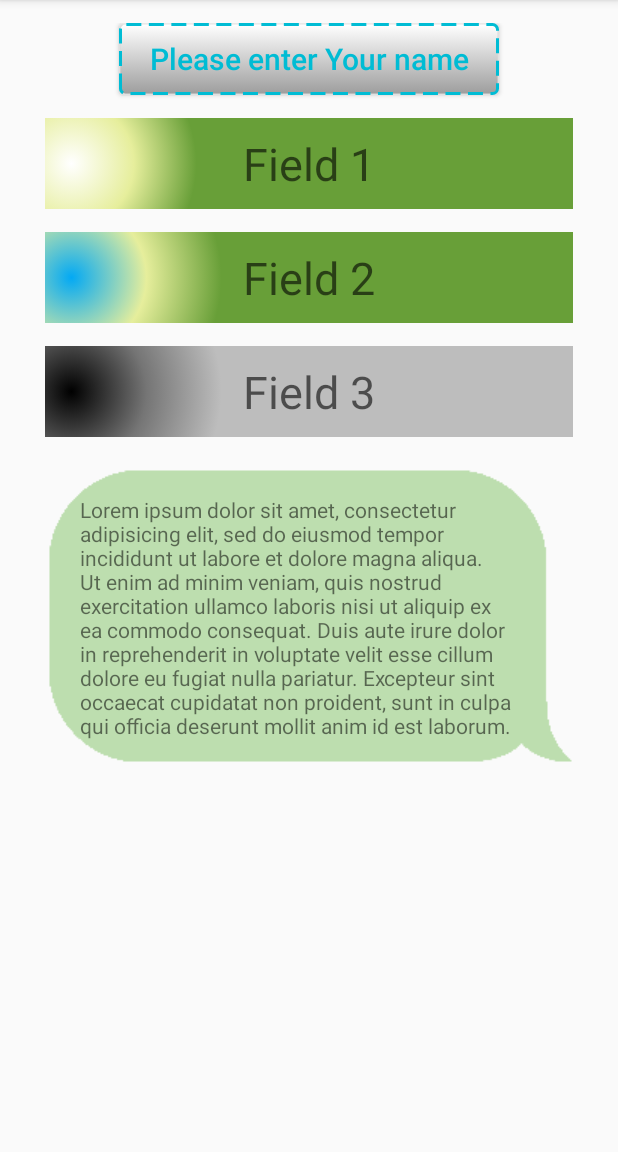
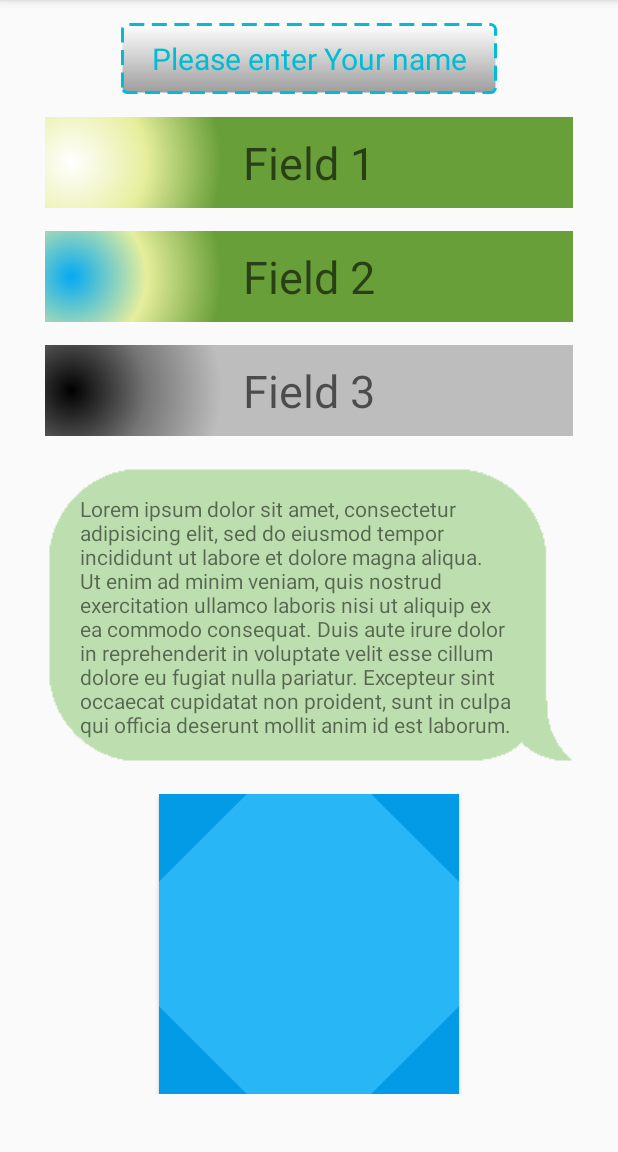
Before and after one commit to VolodymyrMitso/Homework_6, an Android app: the screen it shows after launch (MainActivity), on a phone screen of 412 x 824 dp, the part 84-1236 px from its top. Run offline under Robolectric (Android 15) with nearby library versions, the light colour scheme and no system bars.

Commit message:
finally done

```diff
--- a/app/src/main/res/color/sel_c_btn_text.xml
+++ b/app/src/main/res/color/sel_c_btn_text.xml
@@ -1,7 +1,10 @@
 <?xml version="1.0" encoding="utf-8"?>
 <selector
     xmlns:android="http://schemas.android.com/apk/res/android">
+
     <item android:state_pressed="true"
-        android:color="@color/c_btn2"/>
-    <item android:color="@color/c_btn3"/>
+        android:color="@color/c_tv2"/>
+
+    <item android:color="@color/c_tv3"/>
+
 </selector>
--- /dev/null
+++ b/app/src/main/res/drawable/ll_btn.xml
@@ -0,0 +1,27 @@
+<?xml version="1.0" encoding="utf-8"?>
+<layer-list xmlns:android="http://schemas.android.com/apk/res/android" >
+
+    <item>
+        <shape
+            android:shape="rectangle">
+            <size android:height="@dimen/d_size_1dp" />
+            <size android:width="@dimen/d_size_1dp" />
+            <solid android:color="@color/c_btn1" />
+        </shape>
+    </item>
+
+    <item>
+        <rotate
+            android:fromDegrees="45"
+            android:toDegrees="45">
+            <shape
+                android:shape="rectangle" >
+                <size android:height="@dimen/d_size_1dp" />
+                <size android:width="@dimen/d_size_1dp" />
+                <solid android:color="@color/c_btn2" />
+            </shape>
+        </rotate>
+    </item>
+
+
+</layer-list>
--- /dev/null
+++ b/app/src/main/res/drawable/ll_btn_pressed.xml
@@ -0,0 +1,27 @@
+<?xml version="1.0" encoding="utf-8"?>
+<layer-list xmlns:android="http://schemas.android.com/apk/res/android" >
+
+    <item>
+        <shape
+            android:shape="rectangle">
+            <size android:height="@dimen/d_size_1dp" />
+            <size android:width="@dimen/d_size_1dp" />
+            <solid android:color="@color/c_btn1" />
+        </shape>
+    </item>
+
+    <item>
+        <rotate
+            android:fromDegrees="45"
+            android:toDegrees="45">
+            <shape
+                android:shape="rectangle" >
+                <size android:height="@dimen/d_size_1dp" />
+                <size android:width="@dimen/d_size_1dp" />
+                <solid android:color="@color/c_btn3" />
+            </shape>
+        </rotate>
+    </item>
+
+
+</layer-list>
--- a/app/src/main/res/drawable/sel_sh_btn.xml
+++ b/app/src/main/res/drawable/sel_ll_btn.xml
@@ -1,9 +1,12 @@
 <?xml version="1.0" encoding="utf-8"?>
 <selector
     xmlns:android="http://schemas.android.com/apk/res/android">
+
     <item
         android:state_pressed="true"
-        android:drawable="@drawable/sh_btn_pressed" />
+        android:drawable="@drawable/ll_btn_pressed" />
+
     <item
-        android:drawable="@drawable/sh_btn" />
+        android:drawable="@drawable/ll_btn" />
+
 </selector>
--- /dev/null
+++ b/app/src/main/res/drawable/sel_sh_tv.xml
@@ -0,0 +1,12 @@
+<?xml version="1.0" encoding="utf-8"?>
+<selector
+    xmlns:android="http://schemas.android.com/apk/res/android">
+
+    <item
+        android:state_pressed="true"
+        android:drawable="@drawable/sh_tv_pressed" />
+
+    <item
+        android:drawable="@drawable/sh_tv" />
+
+</selector>
--- a/app/src/main/res/drawable/sh_et.xml
+++ b/app/src/main/res/drawable/sh_et.xml
@@ -1,7 +1,7 @@
 <?xml version="1.0" encoding="utf-8"?>
 <shape
     xmlns:android="http://schemas.android.com/apk/res/android"
-    android:shape="rectangle" >
+    android:shape="rectangle">
 
     <gradient
         android:startColor="@color/c_et1"
@@ -9,10 +9,10 @@
         android:endColor="@color/c_et3"
         android:gradientRadius="150"
         android:type="radial"
-        android:centerX="0.05"/>
+        android:centerX="0.05" />
 
     <padding
-
         android:top="10dp"
         android:bottom="10dp" />
+
 </shape>
--- a/app/src/main/res/drawable/sh_et_disable.xml
+++ b/app/src/main/res/drawable/sh_et_disable.xml
@@ -1,7 +1,7 @@
 <?xml version="1.0" encoding="utf-8"?>
 <shape
     xmlns:android="http://schemas.android.com/apk/res/android"
-    android:shape="rectangle" >
+    android:shape="rectangle">
 
     <gradient
         android:startColor="@color/c_et5"
@@ -9,10 +9,10 @@
         android:endColor="@color/c_et7"
         android:gradientRadius="150"
         android:type="radial"
-        android:centerX="0.05"/>
+        android:centerX="0.05" />
 
     <padding
-
         android:top="10dp"
         android:bottom="10dp" />
+
 </shape>
--- a/app/src/main/res/drawable/sh_et_pressed_focused.xml
+++ b/app/src/main/res/drawable/sh_et_pressed_focused.xml
@@ -1,19 +1,18 @@
 <?xml version="1.0" encoding="utf-8"?>
 <shape
     xmlns:android="http://schemas.android.com/apk/res/android"
-    android:shape="rectangle" >
+    android:shape="rectangle">
 
     <gradient
         android:startColor="@color/c_et4"
         android:centerColor="@color/c_et2"
         android:endColor="@color/c_et3"
-        android:gradientRadius="125"
+        android:gradientRadius="150"
         android:type="radial"
-        android:centerX="0.05"/>
+        android:centerX="0.05" />
 
     <padding
+        android:top="10dp"
+        android:bottom="10dp" />
 
-        android:top="10dp"
-
-        android:bottom="10dp" />
 </shape>
--- a/app/src/main/res/drawable/sh_btn_pressed.xml
+++ b/app/src/main/res/drawable/sh_tv.xml
@@ -7,13 +7,13 @@
 
     <stroke
         android:width="2dp"
-        android:dashGap="2dp"
-        android:dashWidth="2dp"
-        android:color="@color/c_btn2" />
+        android:dashGap="5dp"
+        android:dashWidth="10dp"
+        android:color="@color/c_tv3" />
 
     <gradient
-        android:startColor="@color/c_btn1"
-        android:endColor="@color/c_btn2"
+        android:startColor="@color/c_tv2"
+        android:endColor="@color/c_tv1"
         android:angle="90"/>
 
     <padding
@@ -21,4 +21,5 @@
         android:top="10dp"
         android:right="20dp"
         android:bottom="10dp" />
+
 </shape>
--- a/app/src/main/res/drawable/sh_btn.xml
+++ b/app/src/main/res/drawable/sh_tv_pressed.xml
@@ -7,13 +7,13 @@
 
     <stroke
         android:width="2dp"
-        android:dashGap="5dp"
-        android:dashWidth="10dp"
-        android:color="@color/c_btn3" />
+        android:dashGap="2dp"
+        android:dashWidth="2dp"
+        android:color="@color/c_tv2" />
 
     <gradient
-        android:startColor="@color/c_btn2"
-        android:endColor="@color/c_btn1"
+        android:startColor="@color/c_tv1"
+        android:endColor="@color/c_tv2"
         android:angle="90"/>
 
     <padding
@@ -21,4 +21,5 @@
         android:top="10dp"
         android:right="20dp"
         android:bottom="10dp" />
+
 </shape>
--- a/app/src/main/res/layout/main.xml
+++ b/app/src/main/res/layout/main.xml
@@ -11,12 +11,14 @@
     android:paddingBottom="@dimen/d_size_15dp"
     android:paddingTop="@dimen/d_size_15dp">
 
-    <Button
+    <TextView
         android:layout_width="wrap_content"
         android:layout_height="wrap_content"
-        android:background="@drawable/sel_sh_btn"
+        android:background="@drawable/sel_sh_tv"
 
-        android:id="@+id/btn_Name_AM"
+        android:id="@+id/tv_Name_AM"
+
+        android:clickable="true"
 
         android:text="@string/s_pleaseEnterYourName"
         android:textAllCaps="false"
@@ -33,7 +35,7 @@
 
         android:hint="@string/s_filed1"
 
-        android:layout_below="@id/btn_Name_AM"
+        android:layout_below="@id/tv_Name_AM"
         android:layout_marginTop="@dimen/d_size_15dp"/>
 
     <EditText
@@ -61,10 +63,22 @@
         android:layout_height="wrap_content"
         android:background="@drawable/bg"
 
+        android:id="@+id/tv_LoremIpsum_AM"
         android:text="@string/s_loremIpsum"
 
         android:layout_below="@id/et_Filed3_AM"
-        android:layout_marginTop="@dimen/d_size_15dp"/>
+        android:layout_marginTop="@dimen/d_size_15dp" />
+
+    <Button
+        android:layout_width="200dp"
+        android:layout_height="200dp"
+        android:background="@drawable/sel_ll_btn"
+
+        android:id="@+id/btn_Square_AM"
+
+        android:layout_centerHorizontal="true"
+        android:layout_below="@id/tv_LoremIpsum_AM"
+        android:layout_marginTop="@dimen/d_size_15dp" />
 
 </RelativeLayout>
 </ScrollView>
--- a/app/src/main/res/values/colors.xml
+++ b/app/src/main/res/values/colors.xml
@@ -3,9 +3,9 @@
     <color name="c_actionBar">#3f51b5</color>
     <color name="c_statusBar">#1a237e</color>
 
-    <color name="c_btn1">#FFFFFF</color>
-    <color name="c_btn2">#9E9E9E</color>
-    <color name="c_btn3">#00BCD4</color>
+    <color name="c_tv1">#FFFFFF</color>
+    <color name="c_tv2">#9E9E9E</color>
+    <color name="c_tv3">#00BCD4</color>
 
     <color name="c_et1">#03a9f4</color>
     <color name="c_et2">#e6ee9c</color>
@@ -14,4 +14,8 @@
     <color name="c_et5">#000000</color>
     <color name="c_et6">#757575</color>
     <color name="c_et7">#bdbdbd</color>
+
+    <color name="c_btn1">#039be5</color>
+    <color name="c_btn2">#29b6f6</color>
+    <color name="c_btn3">#FFFFFF</color>
 </resources>
--- a/app/src/main/res/values/dimens.xml
+++ b/app/src/main/res/values/dimens.xml
@@ -1,5 +1,6 @@
 <?xml version="1.0" encoding="utf-8"?>
 <resources>
+    <dimen name="d_size_1dp">1dp</dimen>
     <dimen name="d_size_15dp">15dp</dimen>
     <dimen name="d_size_30dp">30dp</dimen>
 
--- a/app/src/main/res/values/strings.xml
+++ b/app/src/main/res/values/strings.xml
@@ -16,5 +16,7 @@
         Duis aute irure dolor in reprehenderit in voluptate velit
         esse cillum dolore eu fugiat nulla pariatur. Excepteur sint
         occaecat cupidatat non proident, sunt in culpa qui officia
-        deserunt mollit anim id est laborum.</string>
+        deserunt mollit anim id est laborum.
+    </string>
+
 </resources>
--- a/app/src/main/res/values/styles.xml
+++ b/app/src/main/res/values/styles.xml
@@ -10,9 +10,6 @@
         <item name="android:layout_height">wrap_content</item>
         <item name="android:background">@drawable/sel_sh_et</item>
 
-        <!--<item name="android:clickable">true</item>-->
-        <!--<item name="android:focusable">true</item>-->
-
         <item name="android:textSize">@dimen/d_textSize_30sp</item>
         <item name="android:gravity">center</item>
     </style>
```
